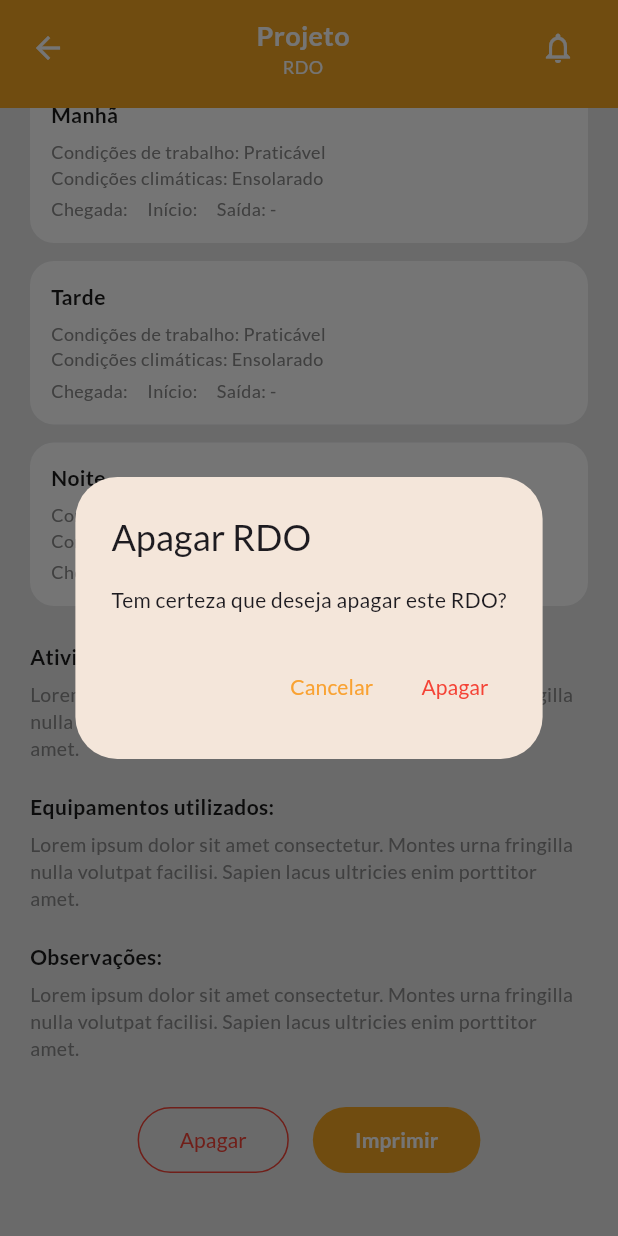
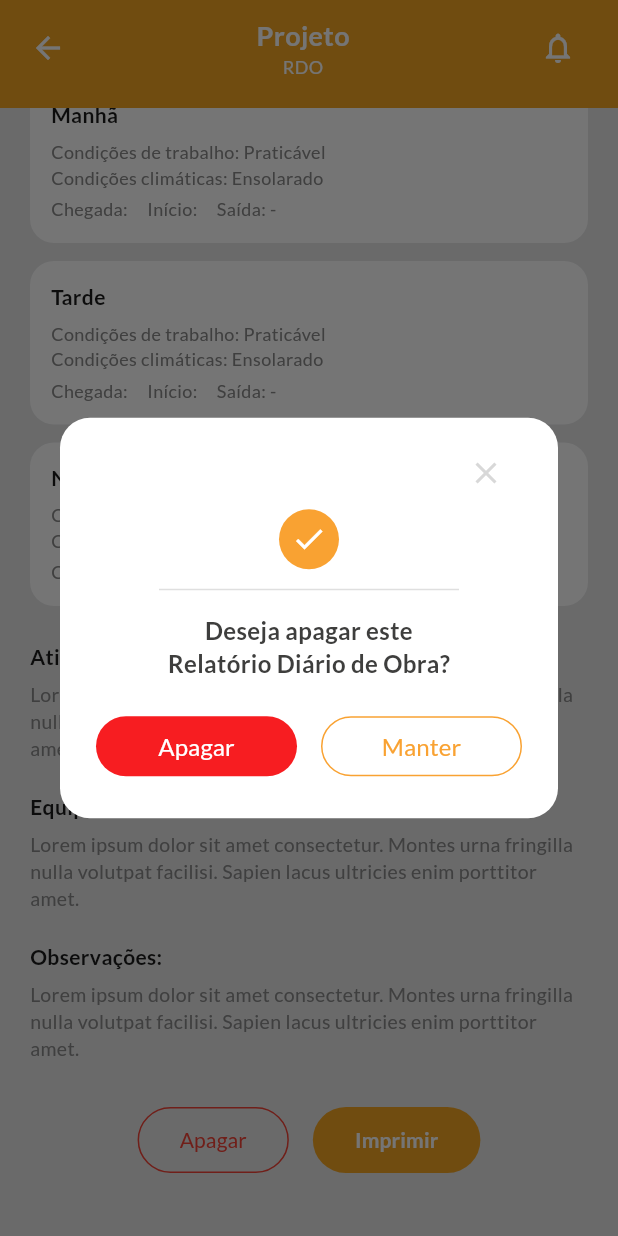
Before and after one commit to Leonardo-Toledo-Alves-Costa/diavicon, a Flutter app: the RdoDetalheScreen screen opened directly with empty values, scrolled down 377 dp, after a tap on "Apagar", on a phone screen of 412 x 824 dp. Run offline on Flutter 3.47's test engine with Material 3 defaults, Android fonts, the phone set to English and light mode, and no system bars; our stand-ins replace file_picker, flutter_colorpicker, flutter_dotenv, flutter_riverpod, geocoding, geolocator and 8 more; missing offline and left inert: pdfx; accounts and stored records are empty.

Commit message:
Adição dos modals de RDO

```diff
--- a/lib/features/estrutura/screens/novo_rdo_screen.dart
+++ b/lib/features/estrutura/screens/novo_rdo_screen.dart
@@ -1,4 +1,5 @@
 import 'package:flutter/material.dart';
+import '../widgets/rdo_modals.dart';
 
 enum PeriodoRdo { manha, tarde, noite }
 
@@ -91,7 +92,7 @@ class _NovoRdoScreenState extends State<NovoRdoScreen> {
                   const SizedBox(height: 6),
                   _buildDropdown(
                     valor: _condicoesTrabalho,
-                    opcoes: const ['Praticável', 'Impraticável'],
+                    opcoes: const ['Praticável', 'Impraticável', 'Parcial'],
                     onChanged: (v) => setState(() => _condicoesTrabalho = v),
                   ),
                   const SizedBox(height: 16),
@@ -99,7 +100,7 @@ class _NovoRdoScreenState extends State<NovoRdoScreen> {
                   const SizedBox(height: 6),
                   _buildDropdown(
                     valor: _condicoesClimatica,
-                    opcoes: const ['Ensolarado', 'Nublado', 'Chuvoso'],
+                    opcoes: const ['Ensolarado', 'Nublado', 'Chuvoso', 'Tempestade', 'N.A.'],
                     onChanged: (v) => setState(() => _condicoesClimatica = v),
                   ),
                   const SizedBox(height: 20),
@@ -424,7 +425,12 @@ class _NovoRdoScreenState extends State<NovoRdoScreen> {
   Widget _buildBotaoSalvar(BuildContext context) {
     return Center(
       child: ElevatedButton(
-        onPressed: () => Navigator.of(context).pop(),
+        onPressed: () async {
+          await RdoConfirmDialogs.mostrarSalvo(context);
+          if (context.mounted) {
+            Navigator.of(context).pop();
+          }
+        },
         style: ElevatedButton.styleFrom(
           backgroundColor: corLaranja,
           shape: RoundedRectangleBorder(borderRadius: BorderRadius.circular(24)),
--- a/lib/features/estrutura/screens/rdo_detalhe_screen.dart
+++ b/lib/features/estrutura/screens/rdo_detalhe_screen.dart
@@ -1,5 +1,6 @@
 import 'package:flutter/material.dart';
 import 'rdo_lista_screen.dart';
+import '../widgets/rdo_modals.dart';
 
 class RdoDetalheScreen extends StatelessWidget {
   final RdoItem rdo;
@@ -373,26 +374,13 @@ class RdoDetalheScreen extends StatelessWidget {
     );
   }
 
-  void _confirmarExclusao(BuildContext context) {
-    showDialog(
-      context: context,
-      builder: (_) => AlertDialog(
-        title: const Text('Apagar RDO'),
-        content: const Text('Tem certeza que deseja apagar este RDO?'),
-        actions: [
-          TextButton(
-            onPressed: () => Navigator.of(context).pop(),
-            child: const Text('Cancelar'),
-          ),
-          TextButton(
-            onPressed: () {
-              Navigator.of(context).pop();
-              Navigator.of(context).pop();
-            },
-            child: const Text('Apagar', style: TextStyle(color: Colors.red)),
-          ),
-        ],
-      ),
-    );
+  Future<void> _confirmarExclusao(BuildContext context) async {
+    final confirmou = await RdoConfirmDialogs.mostrarConfirmarExclusao(context);
+    if (!confirmou || !context.mounted) return;
+
+    await RdoConfirmDialogs.mostrarApagado(context);
+    if (context.mounted) {
+      Navigator.of(context).pop();
+    }
   }
 }
--- /dev/null
+++ b/lib/features/estrutura/widgets/rdo_modals.dart
@@ -0,0 +1,133 @@
+import 'package:flutter/material.dart';
+
+class RdoConfirmDialogs {
+  static const Color corLaranja = Color(0xFFF9A232);
+  static const Color corVermelho = Color(0xFFF71D21);
+  static const Color corTexto = Color(0xFF3E3E3D);
+
+  static Future<void> mostrarSalvo(BuildContext context) {
+    return showDialog(
+      context: context,
+      builder: (_) => _DialogoBase(
+        mensagem: 'Relatório Diário de Obra\nsalvo com sucesso!',
+        botoes: (ctx) => [],
+      ),
+    );
+  }
+
+  static Future<bool> mostrarConfirmarExclusao(BuildContext context) async {
+    final resultado = await showDialog<bool>(
+      context: context,
+      builder: (_) => _DialogoBase(
+        mensagem: 'Deseja apagar este\nRelatório Diário de Obra?',
+        botoes: (ctx) => [
+          Expanded(
+            child: ElevatedButton(
+              onPressed: () => Navigator.of(ctx).pop(true),
+              style: ElevatedButton.styleFrom(
+                backgroundColor: corVermelho,
+                shape: RoundedRectangleBorder(
+                  borderRadius: BorderRadius.circular(30),
+                ),
+                padding: const EdgeInsets.symmetric(vertical: 8),
+                elevation: 0,
+              ),
+              child: const Text(
+                'Apagar',
+                style: TextStyle(color: Colors.white, fontSize: 16),
+              ),
+            ),
+          ),
+          const SizedBox(width: 16),
+          Expanded(
+            child: OutlinedButton(
+              onPressed: () => Navigator.of(ctx).pop(false),
+              style: OutlinedButton.styleFrom(
+                foregroundColor: corLaranja,
+                side: const BorderSide(color: corLaranja),
+                shape: RoundedRectangleBorder(
+                  borderRadius: BorderRadius.circular(30),
+                ),
+                padding: const EdgeInsets.symmetric(vertical: 8),
+              ),
+              child: const Text('Manter', style: TextStyle(fontSize: 16)),
+            ),
+          ),
+        ],
+      ),
+    );
+    return resultado ?? false;
+  }
+
+  static Future<void> mostrarApagado(BuildContext context) {
+    return showDialog(
+      context: context,
+      builder: (_) => _DialogoBase(
+        mensagem: 'Relatório Diário de Obra\napagado com sucesso!',
+        botoes: (ctx) => [],
+      ),
+    );
+  }
+}
+
+class _DialogoBase extends StatelessWidget {
+  final String mensagem;
+  final List<Widget> Function(BuildContext context) botoes;
+
+  const _DialogoBase({required this.mensagem, required this.botoes});
+
+  @override
+  Widget build(BuildContext context) {
+    final botoesConstruidos = botoes(context);
+
+    return Dialog(
+      backgroundColor: Colors.white,
+      shape: RoundedRectangleBorder(borderRadius: BorderRadius.circular(20)),
+      child: Padding(
+        padding: const EdgeInsets.fromLTRB(24, 13, 24, 24),
+        child: Column(
+          mainAxisSize: MainAxisSize.min,
+          children: [
+            Row(
+              mainAxisAlignment: MainAxisAlignment.end,
+              children: [
+                IconButton(
+                  icon: Icon(Icons.close, color: Colors.grey.withValues(alpha: 0.4)),
+                  onPressed: () => Navigator.of(context).pop(),
+                  padding: EdgeInsets.zero,
+                  constraints: const BoxConstraints(),
+                ),
+              ],
+            ),
+            Container(
+              width: 40,
+              height: 40,
+              decoration: const BoxDecoration(
+                color: RdoConfirmDialogs.corLaranja,
+                shape: BoxShape.circle,
+              ),
+              child: const Icon(Icons.check, color: Colors.white, size: 24),
+            ),
+            const SizedBox(height: 13),
+            Container(width: 200, height: 1, color: const Color(0xFFDFDFDF)),
+            const SizedBox(height: 16),
+            Text(
+              mensagem,
+              textAlign: TextAlign.center,
+              style: const TextStyle(
+                fontSize: 16,
+                color: RdoConfirmDialogs.corTexto,
+                fontWeight: FontWeight.w600,
+                height: 1.4,
+              ),
+            ),
+            if (botoesConstruidos.isNotEmpty) ...[
+              const SizedBox(height: 20),
+              Row(children: botoesConstruidos),
+            ],
+          ],
+        ),
+      ),
+    );
+  }
+}
```
